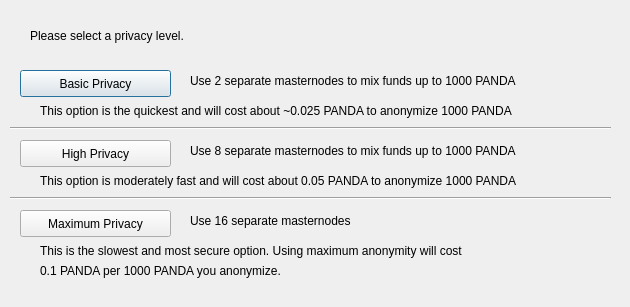
Old version of the form src/qt/forms/darksendconfig.ui in the repository PandaPayProject/PandaPay.
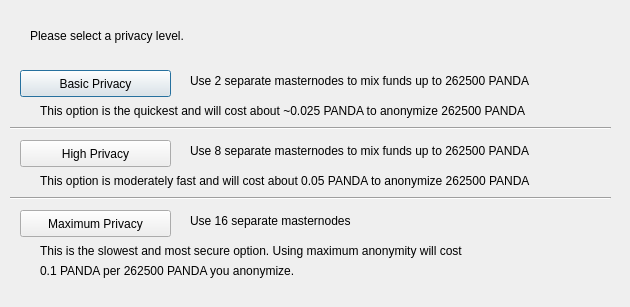
New version of the form.

Patch:
```diff
--- a/src/qt/forms/darksendconfig.ui
+++ b/src/qt/forms/darksendconfig.ui
@@ -75,7 +75,7 @@
     </rect>
    </property>
    <property name="text">
-    <string>Use 2 separate masternodes to mix funds up to 1000 PANDA</string>
+    <string>Use 2 separate masternodes to mix funds up to 262500 PANDA</string>
    </property>
   </widget>
   <widget class="QLabel" name="label_3">
@@ -88,7 +88,7 @@
     </rect>
    </property>
    <property name="text">
-    <string>Use 8 separate masternodes to mix funds up to 1000 PANDA</string>
+    <string>Use 8 separate masternodes to mix funds up to 262500 PANDA</string>
    </property>
   </widget>
   <widget class="QLabel" name="label_4">
@@ -114,7 +114,7 @@
     </rect>
    </property>
    <property name="text">
-    <string>This option is the quickest and will cost about ~0.025 PANDA to anonymize 1000 PANDA</string>
+    <string>This option is the quickest and will cost about ~0.025 PANDA to anonymize 262500 PANDA</string>
    </property>
   </widget>
   <widget class="QLabel" name="label_7">
@@ -127,7 +127,7 @@
     </rect>
    </property>
    <property name="text">
-    <string>This option is moderately fast and will cost about 0.05 PANDA to anonymize 1000 PANDA</string>
+    <string>This option is moderately fast and will cost about 0.05 PANDA to anonymize 262500 PANDA</string>
    </property>
   </widget>
   <widget class="QLabel" name="label_8">
@@ -153,7 +153,7 @@
     </rect>
    </property>
    <property name="text">
-    <string>0.1 PANDA per 1000 PANDA you anonymize.</string>
+    <string>0.1 PANDA per 262500 PANDA you anonymize.</string>
    </property>
   </widget>
   <widget class="Line" name="line">
```
